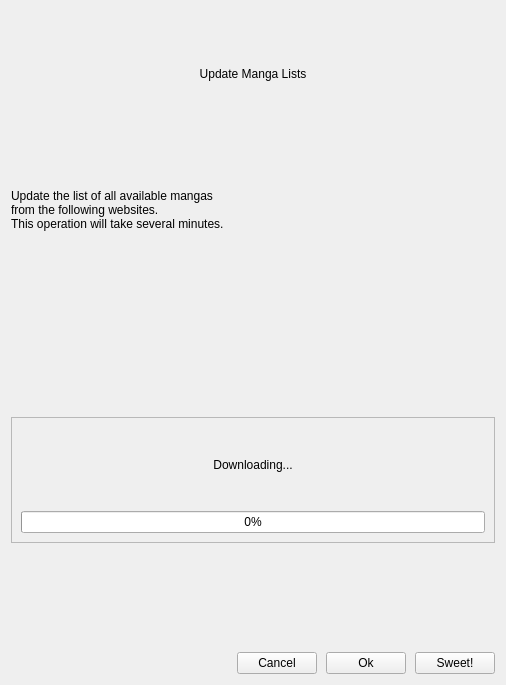
Qt form widgets/updatemangalistsdialog.ui (Rain92/UltimateMangaReader) before a commit.
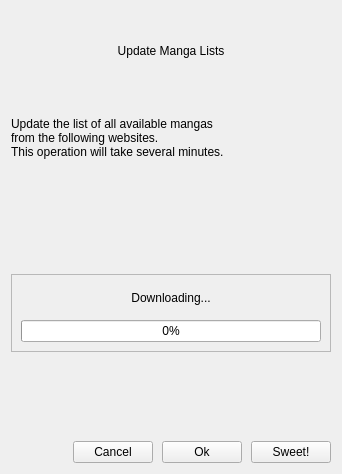
The same form after that commit.

The edit to the form file:
```diff
--- a/widgets/updatemangalistsdialog.ui
+++ b/widgets/updatemangalistsdialog.ui
@@ -6,8 +6,8 @@
    <rect>
     <x>0</x>
     <y>0</y>
-    <width>506</width>
-    <height>685</height>
+    <width>342</width>
+    <height>474</height>
    </rect>
   </property>
   <property name="windowTitle">
@@ -109,7 +109,7 @@
      <property name="sizeHint" stdset="0">
       <size>
        <width>20</width>
-       <height>100</height>
+       <height>80</height>
       </size>
      </property>
     </spacer>
```
